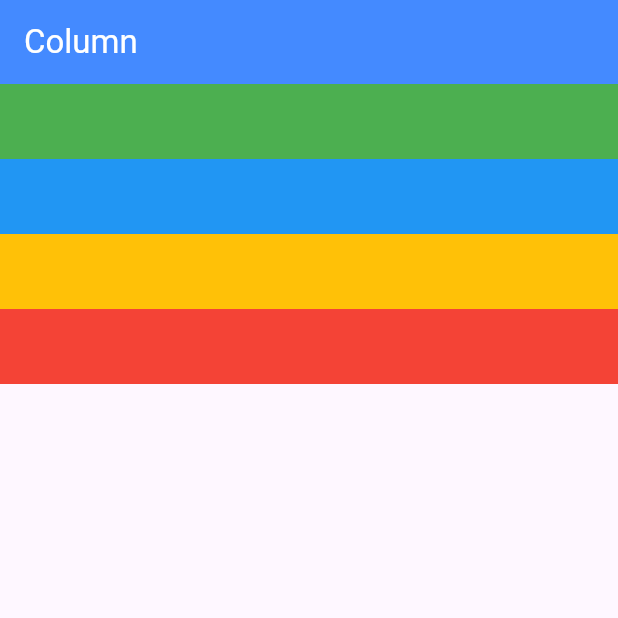
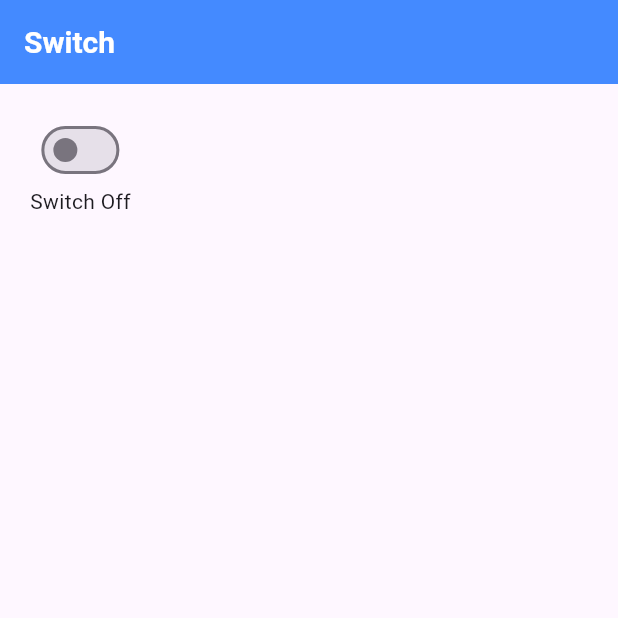
Before and after one commit to Sandydht/first_app, a Flutter app: the screen it shows after launch, on a phone screen of 412 x 824 dp, the top half of it. Run offline on Flutter 3.47's test engine with Material 3 defaults, Android fonts, the phone set to English and light mode, and no system bars.

Commit message:
feat: switch

```diff
--- a/lib/main.dart
+++ b/lib/main.dart
@@ -1,49 +1,62 @@
 import 'package:flutter/material.dart';
 
 void main() {
-  runApp(const MyApp());
+  runApp(MyApp());
 }
 
 class MyApp extends StatelessWidget {
-  const MyApp({super.key});
+  MyApp({super.key});
 
   @override
   Widget build(BuildContext context) {
     return MaterialApp(
-      home: Scaffold(
-        appBar: AppBar(
-          title: const Text(
-            'Column',
-            style: TextStyle(color: Colors.white),
+      title: 'Switch',
+      home: MyHome(),
+    );
+  }
+}
+
+class MyHome extends StatefulWidget {
+  MyHome({super.key});
+
+  @override
+  State<MyHome> createState() => _MyHomeState();
+}
+
+class _MyHomeState extends State<MyHome> {
+  bool switchStatus = false;
+
+  @override
+  Widget build(BuildContext context) {
+    return Scaffold(
+      appBar: AppBar(
+        backgroundColor: Colors.blueAccent,
+        title: Text(
+          'Switch',
+          style: TextStyle(
+            color: Colors.white,
+            fontSize: 20,
+            fontWeight: FontWeight.bold
           ),
-          backgroundColor: Colors.blueAccent,
         ),
-        body: Column(
-          mainAxisAlignment: MainAxisAlignment.start,
-          crossAxisAlignment: CrossAxisAlignment.start,
+      ),
+      body: Container(
+        padding: EdgeInsets.all(20),
+        child: Column(
           children: [
-            Container(
-              // width: 200,
-              height: 50,
-              color: Colors.green,
+            Switch.adaptive(
+              value: switchStatus,
+              onChanged: (value) {
+                setState(() {
+                  switchStatus = !switchStatus;
+                });
+              }
             ),
-            Container(
-              // width: 50,
-              height: 50,
-              color: Colors.blue,
-            ),
-            Container(
-              // width: 100,
-              height: 50,
-              color: Colors.amber,
-            ),
-            Container(
-              // width: 300,
-              height: 50,
-              color: Colors.red,
+            Text(
+              switchStatus ? 'Switch On' : 'Switch Off'
             )
-          ]
-        ),
+          ],
+        )
       ),
     );
   }
```
